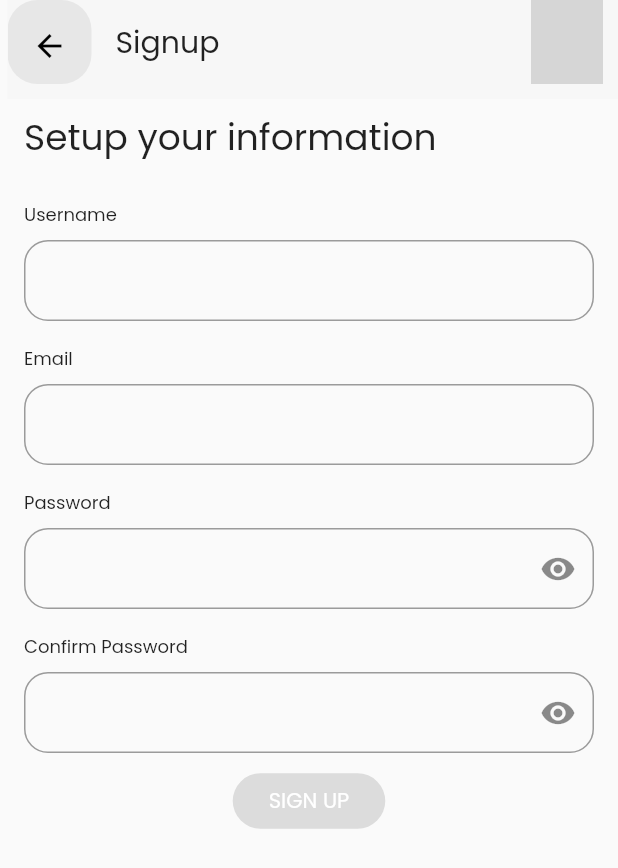
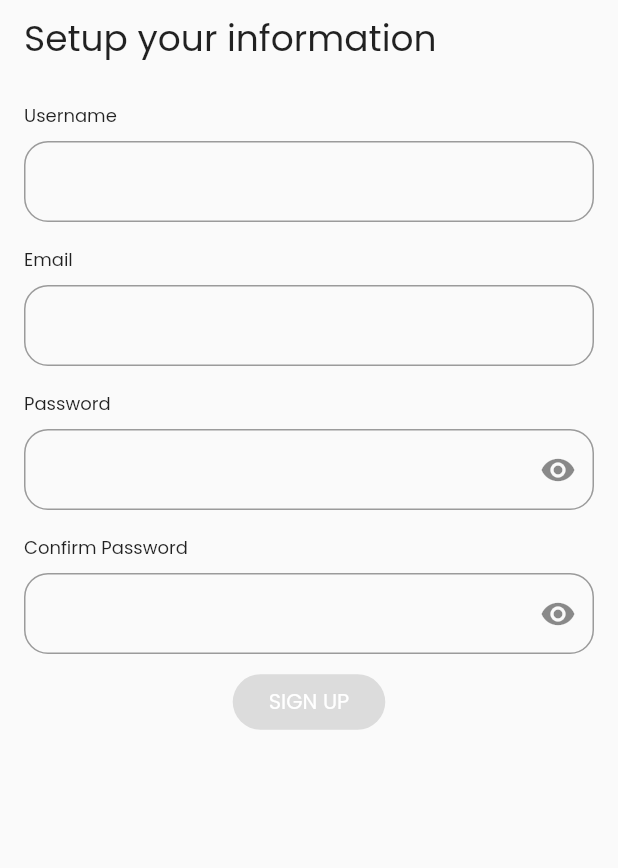
Before and after one commit to Hamsa-Labs/hamsa-lomi, a Flutter app: the CreateAccountPage screen opened directly, on a phone screen of 412 x 824 dp. Shown: the top 868 px of the screen. Run offline on Flutter 3.47's test engine with Material 2 defaults, Android fonts, the phone set to English and light mode, and no system bars; our stand-ins replace bloc, dartz, equatable, firebase_auth, firebase_core, flutter_bloc and 4 more; accounts and stored records are empty; grey boxes are pictures that could not be loaded.

Commit message:
custom tabBar design is done,some fix on appBar,example of on how to use custom app is add to create_account_page.dart

```diff
--- a/hamsa_lomi/lib/presentation/constants/app_assets_constant.dart
+++ b/hamsa_lomi/lib/presentation/constants/app_assets_constant.dart
@@ -8,7 +8,7 @@ class HamsaColors {
   static const Color secondaryColor = Color(0xff04D0D9);
   static const Color lightBackground = Color(0xffF7F7F7);
   static const Color darkGray = Color(0xff353E4A);
-  static const Color lightGray = Color(0xffE7E7E7);
+  static const Color lightGray = Color(0xffaaa4a4);
   static const Color creamColor = Color(0xffFBF8EF);
 
   static const MaterialColor primarySwatch =
--- a/hamsa_lomi/lib/presentation/create_account/pages/create_account_page.dart
+++ b/hamsa_lomi/lib/presentation/create_account/pages/create_account_page.dart
@@ -2,12 +2,13 @@
 import 'package:flutter/material.dart';
 // Package imports:
 import 'package:flutter_bloc/flutter_bloc.dart';
-import 'package:hamsa_lomi/presentation/constants/app_string_constant.dart';
-import 'package:hamsa_lomi/presentation/theme/hamsa_theme.dart';
+import '../../constants/app_assets_constant.dart';
 
 // Project imports:
 import '../../../injection/injection.dart';
+import '../../constants/app_string_constant.dart';
 import '../../share_widgets/appbar_widget.dart';
+import '../../theme/hamsa_theme.dart';
 import '../bloc/create_account_bloc.dart';
 import '../widgets/create_account_form.dart';
 
@@ -17,12 +18,12 @@ class CreateAccountPage extends StatelessWidget {
   @override
   Widget build(BuildContext context) {
     return Scaffold(
-      appBar: HamsaAppBar(
-        withLogo: true,
-        appBarText: Text(OnboradingStrings.signup,
-        textAlign: TextAlign.left,
-        style: HamsaTheme.lightTheme.textTheme.headline5),
-      ),
+      // backgroundColor: HamsaColors.lightBackground,
+      // appBar: HamsaAppBar(
+      //   withLogo: false,
+      //   appBarText: Text(OnboradingStrings.signup,
+      //       style: HamsaTheme.lightTheme.textTheme.headline2),
+      // ),
       body: BlocProvider(
         create: (context) => getIt<CreateAccountBloc>(),
         child: Padding(
--- a/hamsa_lomi/lib/presentation/share_widgets/appbar_widget.dart
+++ b/hamsa_lomi/lib/presentation/share_widgets/appbar_widget.dart
@@ -1,33 +1,40 @@
 // in here we have hamsa lomi appbar widget
 
 import 'package:flutter/material.dart';
-import '../constants/app_assets_constant.dart';
 import 'package:flutter_svg/flutter_svg.dart';
 
+import '../constants/app_assets_constant.dart';
+
 class HamsaAppBar extends StatelessWidget implements PreferredSizeWidget {
+  final bool withLogo;
   final Text? appBarText;
-  final bool withLogo;
+
   const HamsaAppBar({
+    this.appBarText,
     required this.withLogo,
-    this.appBarText,
   });
+
   @override
   Size get preferredSize => Size.fromHeight(kToolbarHeight + 10);
 
   @override
   Widget build(BuildContext context) {
-    return withLogo
-        ? PreferredSize(
+    return PreferredSize(
       child: Padding(
         padding: const EdgeInsets.only(left: 5.0),
         child: AppBar(
+          centerTitle: false,
           backgroundColor: HamsaColors.lightBackground,
           title: appBarText,
           leading: Container(
+            // color: HamsaColors.primaryColor,
             padding: EdgeInsets.only(top: 5),
             // margin: EdgeInsets.only(left: 2,),
             decoration: BoxDecoration(
+              border: Border.all(
                 color: HamsaColors.lightGray,
+              ),
+              // color: HamsaColors.lightGray,
               borderRadius: BorderRadius.only(
                 topLeft: Radius.circular(20),
                 topRight: Radius.circular(20),
@@ -36,44 +43,21 @@ class HamsaAppBar extends StatelessWidget implements PreferredSizeWidget {
               ),
             ),
             child: IconButton(
+              // color: Colors.transparent,
               icon: Icon(Icons.arrow_back),
               onPressed: () {},
             ),
           ),
           actions: [
+            withLogo ?
             Container(
-
-                    padding: EdgeInsets.only(right: 10),
-                    child: SvgPicture.asset(HamsaIcons.hamsaLogo,
-                        allowDrawingOutsideViewBox: true),
-                  )
+                child: SvgPicture.asset(
+              HamsaIcons.hamsaLogo,
+            )): Container(),
           ],
         ),
       ),
-            preferredSize: Size.fromHeight(kToolbarHeight + 10))
-        : PreferredSize(
-            child: Padding(
-              padding: const EdgeInsets.only(left: 5.0),
-              child: AppBar(
-                backgroundColor: HamsaColors.lightBackground,
-                title: appBarText,
-                leading: Container(
-                  decoration: BoxDecoration(
-                    color: HamsaColors.lightGray,
-                    borderRadius: BorderRadius.only(
-                      topLeft: Radius.circular(20),
-                      topRight: Radius.circular(20),
-                      bottomRight: Radius.circular(20),
-                      bottomLeft: Radius.circular(20),
-                    ),
-                  ),
-                  child: IconButton(
-                    icon: Icon(Icons.arrow_back),
-                    onPressed: () {},
-                  ),
-                ),
-              ),
-            ),
-            preferredSize: Size.fromHeight(kToolbarHeight + 10));
+      preferredSize: Size.fromHeight(kToolbarHeight + 10),
+    );
   }
 }
```
Also changed, not shown: hamsa_lomi/lib/app.dart (+13 -1 lines), hamsa_lomi/lib/presentation/share_widgets/bottombar_widget.dart (added, +12 -0 lines), hamsa_lomi/lib/presentation/share_widgets/tabsbar_widget.dart (added, +91 -0 lines). Lines whose indentation alone changed are shown as unchanged.
